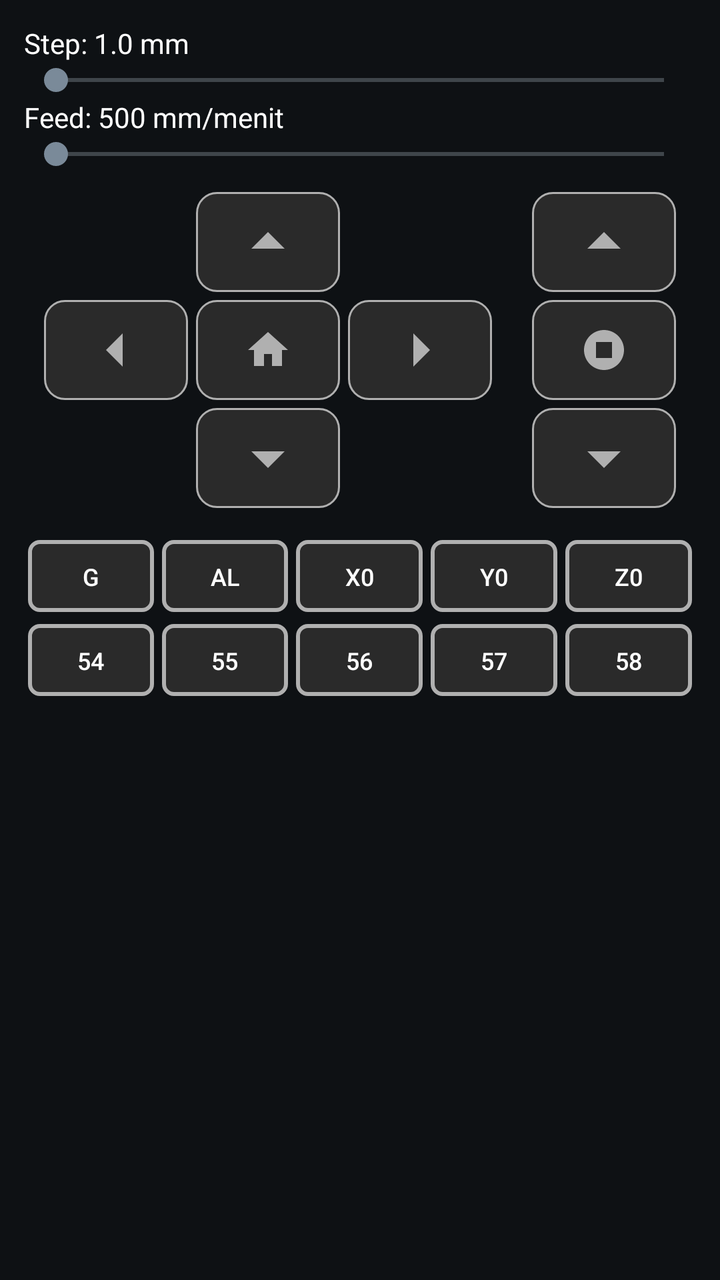
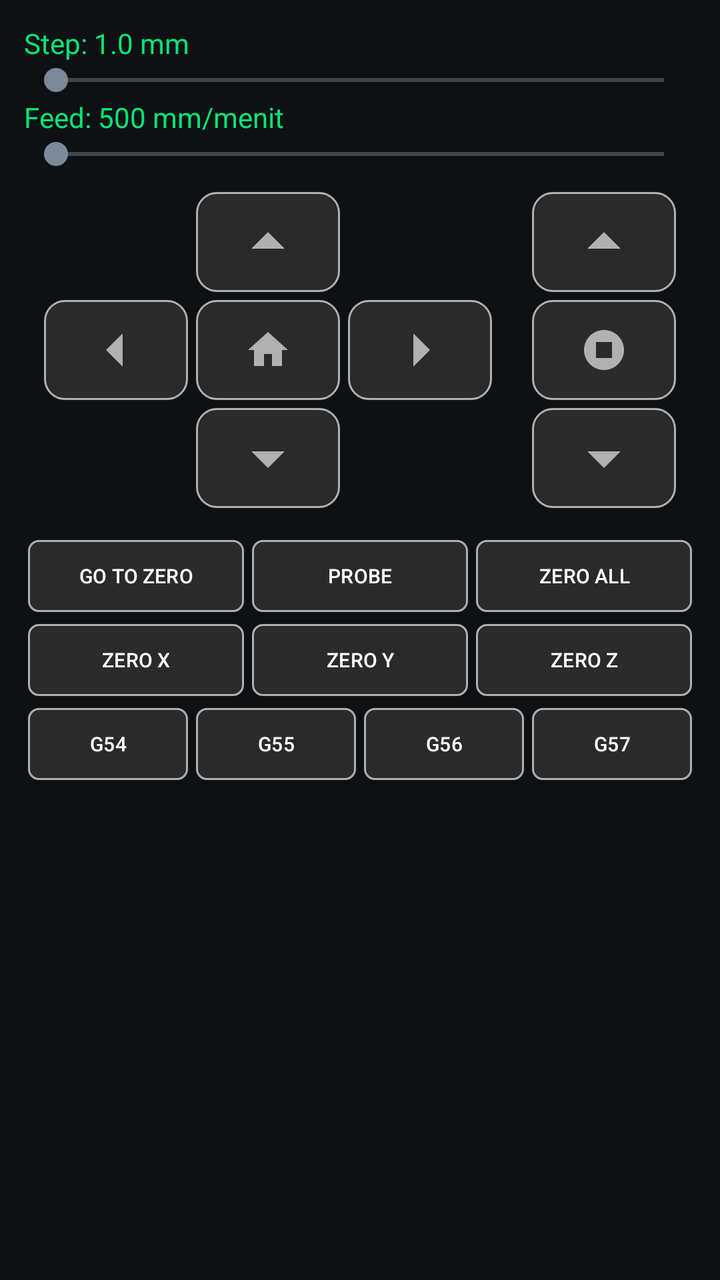

Screens rendered from an Android XML layout before and after an edit, with the pre-edit source and the edit as a unified diff.
<!-- AndroidManifest.xml: application theme Theme.DwiCreativeCNC -->
<!-- res/layout/frag_jog.xml -->
<?xml version="1.0" encoding="utf-8"?>
<LinearLayout
    xmlns:android="http://schemas.android.com/apk/res/android"
    xmlns:app="http://schemas.android.com/apk/res-auto"
    android:orientation="vertical"
    android:padding="12dp"
    android:layout_width="match_parent"
    android:layout_height="match_parent">

    

    <TextView
        android:id="@+id/txtStep"
        android:text="Step: 1.0 mm"
        android:textColor="@android:color/white"
        android:textSize="14sp"
        android:layout_height="wrap_content"
        android:layout_width="wrap_content" />

    <SeekBar
        android:id="@+id/seekStep"
        android:max="100"
        android:layout_height="wrap_content"
        android:layout_width="match_parent"/>

    

    <TextView
        android:id="@+id/txtFeed"
        android:text="Feed: 500 mm/menit"
        android:textColor="@android:color/white"
        android:textSize="14sp"
        android:layout_height="wrap_content"
        android:layout_width="wrap_content"/>

    <SeekBar
        android:id="@+id/seekFeed"
        android:max="4000"
        android:layout_height="wrap_content"
        android:layout_width="match_parent"/>

    

    <GridLayout
        android:rowCount="3"
        android:columnCount="5"
        android:padding="8dp"
        android:layout_width="match_parent"
        android:layout_height="wrap_content">

        <ImageButton
            android:id="@+id/btnYPlus"
            android:contentDescription="Y+"
            android:src="@drawable/ic_up"
            android:layout_row="0"
            android:layout_column="1"
            android:scaleType="centerInside"
            android:layout_margin="2dp"
            style="@style/jogImgBtnDark"/>
        <ImageButton
            android:id="@+id/btnZPlus"
            android:contentDescription="Z+"
            android:src="@drawable/ic_up"
            android:layout_row="0"
            android:layout_column="4"
            android:scaleType="centerInside"
            android:layout_margin="2dp"
            style="@style/jogImgBtnDark"/>
        <ImageButton
            android:id="@+id/btnXMinus"
            android:contentDescription="X-"
            android:src="@drawable/ic_left"
            android:layout_row="1"
            android:layout_column="0"
            android:scaleType="centerInside"
            android:layout_margin="2dp"
            style="@style/jogImgBtnDark"/>
        <ImageButton
            android:id="@+id/btnHoming"
            android:contentDescription="Home"
            android:src="@drawable/ic_home"
            android:layout_row="1"
            android:layout_column="1"
            android:scaleType="centerInside"
            android:layout_margin="2dp"
            style="@style/jogImgBtnDark"/>
        <ImageButton
            android:id="@+id/btnXPlus"
            android:contentDescription="X+"
            android:src="@drawable/ic_right"
            android:layout_row="1"
            android:layout_column="2"
            android:scaleType="centerInside"
            android:layout_margin="2dp"
            style="@style/jogImgBtnDark"/>
        <ImageButton
            android:id="@+id/btnStop"
            android:contentDescription="Stp"
            android:src="@drawable/ic_stop"
            android:layout_row="1"
            android:layout_column="4"
            android:scaleType="centerInside"
            android:layout_margin="2dp"
            style="@style/jogImgBtnDark"/>
        <ImageButton
            android:id="@+id/btnYMinus"
            android:contentDescription="Y-"
            android:src="@drawable/ic_down"
            android:layout_row="2"
            android:layout_column="1"
            android:scaleType="centerInside"
            android:layout_margin="2dp"
            style="@style/jogImgBtnDark"/>
        <ImageButton
            android:id="@+id/btnZMinus"
            android:contentDescription="Z-"
            android:src="@drawable/ic_down"
            android:layout_row="2"
            android:layout_column="4"
            android:scaleType="centerInside"
            android:layout_margin="2dp"
            style="@style/jogImgBtnDark"/>

    </GridLayout>

    <LinearLayout
        android:orientation="horizontal"
        android:layout_width="match_parent"
        android:layout_height="wrap_content"
        android:layout_marginTop="6dp">

        <Button
            android:id="@+id/jogGo0"
            android:layout_width="0dp"
            android:layout_height="36dp"
            android:layout_marginHorizontal="2dp"
            android:layout_weight="1"
            android:background="@drawable/bg_btn_square_selector"
            android:text="GO-0"
            android:textColor="@color/text_primary"
            android:textSize="12sp"
            app:backgroundTint="@null"
            android:textAlignment="center"/>

        <Button
            android:id="@+id/jogAll0"
            android:text="ALL0"
            android:textSize="12sp"
            android:layout_weight="1"
            android:layout_width="0dp"
            android:layout_height="36dp"
            android:background="@drawable/bg_btn_square_selector"
            app:backgroundTint="@null"
            android:textColor="@color/text_primary"
            android:layout_marginHorizontal="2dp"/>

        <Button
            android:id="@+id/jogX0"
            android:text="X0"
            android:textSize="12sp"
            android:layout_weight="1"
            android:layout_width="0dp"
            android:layout_height="36dp"
            android:background="@drawable/bg_btn_square_selector"
            app:backgroundTint="@null"
            android:textColor="@color/text_primary"
            android:layout_marginHorizontal="2dp"/>

        <Button
            android:id="@+id/jogY0"
            android:text="Y0"
            android:textSize="12sp"
            android:layout_weight="1"
            android:layout_width="0dp"
            android:layout_height="36dp"
            android:background="@drawable/bg_btn_square_selector"
            app:backgroundTint="@null"
            android:textColor="@color/text_primary"
            android:layout_marginHorizontal="2dp"/>

        <Button
            android:id="@+id/jogZ0"
            android:text="Z0"
            android:textSize="12sp"
            android:layout_weight="1"
            android:layout_width="0dp"
            android:layout_height="36dp"
            android:background="@drawable/bg_btn_square_selector"
            app:backgroundTint="@null"
            android:textColor="@color/text_primary"
            android:layout_marginHorizontal="2dp"/>
    </LinearLayout>

    <LinearLayout
        android:orientation="horizontal"
        android:layout_width="match_parent"
        android:layout_height="wrap_content"
        android:layout_marginTop="6dp">

        <Button
            android:id="@+id/g54"
            android:layout_width="0dp"
            android:layout_height="36dp"
            android:layout_marginHorizontal="2dp"
            android:layout_weight="1"
            android:background="@drawable/bg_btn_square_selector"
            android:text="54"
            android:textColor="@color/text_primary"
            android:textSize="12sp"
            app:backgroundTint="@null"
            android:textAlignment="center"/>

        <Button
            android:id="@+id/g55"
            android:text="55"
            android:textSize="12sp"
            android:layout_weight="1"
            android:layout_width="0dp"
            android:layout_height="36dp"
            android:background="@drawable/bg_btn_square_selector"
            app:backgroundTint="@null"
            android:textColor="@color/text_primary"
            android:layout_marginHorizontal="2dp"/>

        <Button
            android:id="@+id/g56"
            android:text="56"
            android:textSize="12sp"
            android:layout_weight="1"
            android:layout_width="0dp"
            android:layout_height="36dp"
            android:background="@drawable/bg_btn_square_selector"
            app:backgroundTint="@null"
            android:textColor="@color/text_primary"
            android:layout_marginHorizontal="2dp"/>

        <Button
            android:id="@+id/g57"
            android:text="57"
            android:textSize="12sp"
            android:layout_weight="1"
            android:layout_width="0dp"
            android:layout_height="36dp"
            android:background="@drawable/bg_btn_square_selector"
            app:backgroundTint="@null"
            android:textColor="@color/text_primary"
            android:layout_marginHorizontal="2dp"/>

        <Button
            android:id="@+id/g58"
            android:text="58"
            android:textSize="12sp"
            android:layout_weight="1"
            android:layout_width="0dp"
            android:layout_height="36dp"
            android:background="@drawable/bg_btn_square_selector"
            app:backgroundTint="@null"
            android:textColor="@color/text_primary"
            android:layout_marginHorizontal="2dp"/>
    </LinearLayout>
</LinearLayout>
<!-- resources referenced by this layout -->
<resources>
  <color name="text_primary">#FFFFFF</color>
  <!-- drawable bg_btn_square_selector (drawable) -->
  <?xml version="1.0" encoding="utf-8"?>
  <selector
      xmlns:android="http://schemas.android.com/apk/res/android">
      <item android:state_pressed="true">
          <shape>
              <solid android:color="@color/bg_dark"/>
          </shape>
      </item>
  
      <item>
          <shape>
              <corners android:radius="5dp"/>
              <solid android:color="@color/button_gray" />
              <stroke android:width="2dp"
                  android:color="@color/text_secondary"/>
          </shape>
      </item>
  </selector>
  <!-- drawable ic_down (drawable) -->
  <vector
      xmlns:android="http://schemas.android.com/apk/res/android"
      android:height="40dp"
      android:tint="#000000"
      android:viewportHeight="24"
      android:viewportWidth="24"
      android:width="40dp">
        
      <path
          android:fillColor="@android:color/white"
          android:pathData="M7,10l5,5 5,-5z"/>
      
  </vector>
  <!-- drawable ic_home (drawable) -->
  <vector xmlns:android="http://schemas.android.com/apk/res/android" android:height="24dp" android:tint="#000000" android:viewportHeight="24" android:viewportWidth="24" android:width="24dp">
        
      <path android:fillColor="@android:color/white" android:pathData="M10,20v-6h4v6h5v-8h3L12,3 2,12h3v8z"/>
      
  </vector>
  <!-- drawable ic_left (drawable) -->
  <vector
      xmlns:android="http://schemas.android.com/apk/res/android"
      android:autoMirrored="true"
      android:height="40dp"
      android:tint="#000000"
      android:viewportHeight="24"
      android:viewportWidth="24"
      android:width="40dp">
        
      <path
          android:fillColor="@android:color/white"
          android:pathData="M14,7l-5,5 5,5V7z"/>
      
  </vector>
  <!-- drawable ic_right (drawable) -->
  <vector
      xmlns:android="http://schemas.android.com/apk/res/android"
      android:autoMirrored="true"
      android:height="40dp"
      android:tint="#000000"
      android:viewportHeight="24"
      android:viewportWidth="24"
      android:width="40dp">
        
      <path
          android:fillColor="@android:color/white"
          android:pathData="M10,17l5,-5 -5,-5v10z"/>
      
  </vector>
  <!-- drawable ic_up (drawable) -->
  <vector
      xmlns:android="http://schemas.android.com/apk/res/android"
      android:height="40dp"
      android:tint="#000000"
      android:viewportHeight="24"
      android:viewportWidth="24"
      android:width="40dp">
        
      <path
          android:fillColor="@android:color/white"
          android:pathData="M7,14l5,-5 5,5z"/>
      
  </vector>
  <style name="jogImgBtnDark">
          <item name="android:layout_width">72dp</item>
          <item name="android:layout_height">50dp</item>
          <item name="android:background">@drawable/btn_square</item>
          <item name="android:tint">@color/text_secondary</item>
      </style>
  <color name="bg_dark">#121212</color>
  <color name="button_gray">#2A2A2A</color>
  <color name="text_secondary">#B0B0B0</color>
  <!-- drawable btn_square (drawable) -->
  <?xml version="1.0" encoding="utf-8"?>
  <shape xmlns:android="http://schemas.android.com/apk/res/android">
      <solid android:color="@color/button_gray"/> 
      <corners android:radius="10dp"/>  
      <stroke
          android:width="1dp"
          android:color="@color/text_secondary"/>     
  </shape>
  <color name="cnc_background">#0E1114</color>
  <color name="cnc_surface">#161A1F</color>
  <color name="cnc_surface_alt">#1E2329</color>
  <color name="cnc_primary">#00E5FF</color>
  <color name="cnc_on_primary">#000000</color>
  <color name="cnc_secondary">#7A8A99</color>
  <color name="cnc_on_secondary">#FFFFFF</color>
  <color name="cnc_text_primary">#FFFFFF</color>
  <color name="cnc_text_secondary">#B0BEC5</color>
  <color name="cnc_outline">#2A2F36</color>
  <!-- unchanged entries left out for length: 2 -->
</resources>

<!-- the commit's change to res/layout/frag_jog.xml (unified diff, before → after) -->
@@ -1,7 +1,10 @@
 <?xml version="1.0" encoding="utf-8"?>
-<LinearLayout
+<ScrollView
     xmlns:android="http://schemas.android.com/apk/res/android"
     xmlns:app="http://schemas.android.com/apk/res-auto"
+    android:layout_width="match_parent"
+    android:layout_height="match_parent">
+<LinearLayout
     android:orientation="vertical"
     android:padding="12dp"
     android:layout_width="match_parent"
@@ -12,7 +15,7 @@
     <TextView
         android:id="@+id/txtStep"
         android:text="Step: 1.0 mm"
-        android:textColor="@android:color/white"
+        android:textColor="#00E676"
         android:textSize="14sp"
         android:layout_height="wrap_content"
         android:layout_width="wrap_content" />
@@ -28,7 +31,7 @@
     <TextView
         android:id="@+id/txtFeed"
         android:text="Feed: 500 mm/menit"
-        android:textColor="@android:color/white"
+        android:textColor="#00E676"
         android:textSize="14sp"
         android:layout_height="wrap_content"
         android:layout_width="wrap_content"/>
@@ -136,52 +139,28 @@
             android:layout_marginHorizontal="2dp"
             android:layout_weight="1"
             android:background="@drawable/bg_btn_square_selector"
-            android:text="GO-0"
-            android:textColor="@color/text_primary"
-            android:textSize="12sp"
+            android:text="GO TO ZERO"
+            android:textColor="@color/text_primary"
+            android:textSize="10sp"
             app:backgroundTint="@null"
             android:textAlignment="center"/>
 
         <Button
+            android:id="@+id/btnProbe"
+            android:text="PROBE"
+            android:textSize="10sp"
+            android:layout_weight="1"
+            android:layout_width="0dp"
+            android:layout_height="36dp"
+            android:background="@drawable/bg_btn_square_selector"
+            app:backgroundTint="@null"
+            android:textColor="@color/text_primary"
+            android:layout_marginHorizontal="2dp"/>
+
+        <Button
             android:id="@+id/jogAll0"
-            android:text="ALL0"
-            android:textSize="12sp"
-            android:layout_weight="1"
-            android:layout_width="0dp"
-            android:layout_height="36dp"
-            android:background="@drawable/bg_btn_square_selector"
-            app:backgroundTint="@null"
-            android:textColor="@color/text_primary"
-            android:layout_marginHorizontal="2dp"/>
-
-        <Button
-            android:id="@+id/jogX0"
-            android:text="X0"
-            android:textSize="12sp"
-            android:layout_weight="1"
-            android:layout_width="0dp"
-            android:layout_height="36dp"
-            android:background="@drawable/bg_btn_square_selector"
-            app:backgroundTint="@null"
-            android:textColor="@color/text_primary"
-            android:layout_marginHorizontal="2dp"/>
-
-        <Button
-            android:id="@+id/jogY0"
-            android:text="Y0"
-            android:textSize="12sp"
-            android:layout_weight="1"
-            android:layout_width="0dp"
-            android:layout_height="36dp"
-            android:background="@drawable/bg_btn_square_selector"
-            app:backgroundTint="@null"
-            android:textColor="@color/text_primary"
-            android:layout_marginHorizontal="2dp"/>
-
-        <Button
-            android:id="@+id/jogZ0"
-            android:text="Z0"
-            android:textSize="12sp"
+            android:text="ZERO ALL"
+            android:textSize="10sp"
             android:layout_weight="1"
             android:layout_width="0dp"
             android:layout_height="36dp"
@@ -198,22 +177,65 @@
         android:layout_marginTop="6dp">
 
         <Button
+            android:id="@+id/jogX0"
+            android:text="ZERO X"
+            android:textSize="10sp"
+            android:layout_weight="1"
+            android:layout_width="0dp"
+            android:layout_height="36dp"
+            android:background="@drawable/bg_btn_square_selector"
+            app:backgroundTint="@null"
+            android:textColor="@color/text_primary"
+            android:layout_marginHorizontal="2dp"/>
+
+        <Button
+            android:id="@+id/jogY0"
+            android:text="ZERO Y"
+            android:textSize="10sp"
+            android:layout_weight="1"
+            android:layout_width="0dp"
+            android:layout_height="36dp"
+            android:background="@drawable/bg_btn_square_selector"
+            app:backgroundTint="@null"
+            android:textColor="@color/text_primary"
+            android:layout_marginHorizontal="2dp"/>
+
+        <Button
+            android:id="@+id/jogZ0"
+            android:text="ZERO Z"
+            android:textSize="10sp"
+            android:layout_weight="1"
+            android:layout_width="0dp"
+            android:layout_height="36dp"
+            android:background="@drawable/bg_btn_square_selector"
+            app:backgroundTint="@null"
+            android:textColor="@color/text_primary"
+            android:layout_marginHorizontal="2dp"/>
+    </LinearLayout>
+
+    <LinearLayout
+        android:orientation="horizontal"
+        android:layout_width="match_parent"
+        android:layout_height="wrap_content"
+        android:layout_marginTop="6dp">
+
+        <Button
             android:id="@+id/g54"
             android:layout_width="0dp"
             android:layout_height="36dp"
             android:layout_marginHorizontal="2dp"
             android:layout_weight="1"
             android:background="@drawable/bg_btn_square_selector"
-            android:text="54"
-            android:textColor="@color/text_primary"
-            android:textSize="12sp"
+            android:text="G54"
+            android:textColor="@color/text_primary"
+            android:textSize="10sp"
             app:backgroundTint="@null"
             android:textAlignment="center"/>
 
         <Button
             android:id="@+id/g55"
-            android:text="55"
-            android:textSize="12sp"
+            android:text="G55"
+            android:textSize="10sp"
             android:layout_weight="1"
             android:layout_width="0dp"
             android:layout_height="36dp"
@@ -224,8 +246,8 @@
 
         <Button
             android:id="@+id/g56"
-            android:text="56"
-            android:textSize="12sp"
+            android:text="G56"
+            android:textSize="10sp"
             android:layout_weight="1"
             android:layout_width="0dp"
             android:layout_height="36dp"
@@ -236,20 +258,8 @@
 
         <Button
             android:id="@+id/g57"
-            android:text="57"
-            android:textSize="12sp"
-            android:layout_weight="1"
-            android:layout_width="0dp"
-            android:layout_height="36dp"
-            android:background="@drawable/bg_btn_square_selector"
-            app:backgroundTint="@null"
-            android:textColor="@color/text_primary"
-            android:layout_marginHorizontal="2dp"/>
-
-        <Button
-            android:id="@+id/g58"
-            android:text="58"
-            android:textSize="12sp"
+            android:text="G57"
+            android:textSize="10sp"
             android:layout_weight="1"
             android:layout_width="0dp"
             android:layout_height="36dp"
@@ -259,3 +269,4 @@
             android:layout_marginHorizontal="2dp"/>
     </LinearLayout>
 </LinearLayout>
+</ScrollView>
<!-- resource entries referenced after the edit -->
@@ -15,7 +15,7 @@
           <shape>
               <corners android:radius="5dp"/>
               <solid android:color="@color/button_gray" />
-              <stroke android:width="2dp"
+              <stroke android:width="1dp"
                   android:color="@color/text_secondary"/>
           </shape>
       </item>
